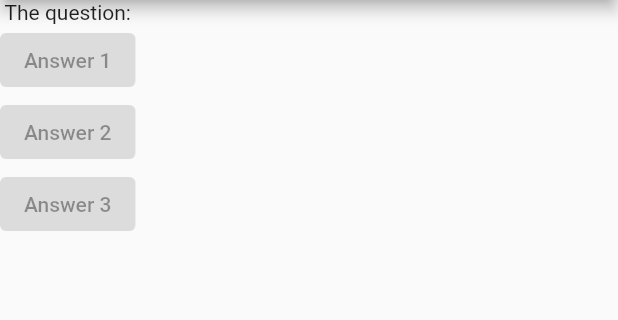
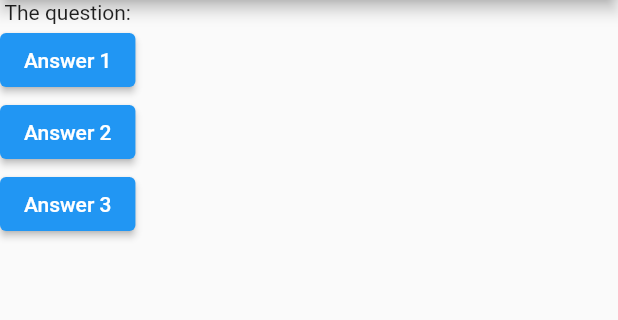
Before and after one commit to Spectari-code/quiz-flutter, a Flutter app: the screen it shows after launch, on a phone screen of 412 x 824 dp, the part 84-404 px from its top. Run offline on Flutter 3.47's test engine with Material 2 defaults, Android fonts, the phone set to English and light mode, and no system bars.

Commit message:
added 3 buttons, temp method

```diff
--- a/lib/main.dart
+++ b/lib/main.dart
@@ -4,6 +4,10 @@ void main() => runApp(MyApp());
 
 class MyApp extends StatelessWidget {
   const MyApp({Key key}) : super(key: key);
+
+  void answerQuestion() {
+    print("Answer chosen!");
+  }
 
   @override
   Widget build(BuildContext context) {
@@ -14,9 +18,12 @@ class MyApp extends StatelessWidget {
         ),
         body: Column(children: <Widget>[
           Text("The question:"),
-          ElevatedButton(onPressed: null, child: Text("Answer 1")),
-          ElevatedButton(onPressed: null, child: Text("Answer 2")),
-          ElevatedButton(onPressed: null, child: Text("Answer 3")),
+          // Pass pointer of answerQuestion not answerQuestion() as that will
+          // excecute the function when passed instead of waiting for button to
+          // be pressed. In short, dont use (), just use the name.
+          ElevatedButton(onPressed: answerQuestion, child: Text("Answer 1")),
+          ElevatedButton(onPressed: answerQuestion, child: Text("Answer 2")),
+          ElevatedButton(onPressed: answerQuestion, child: Text("Answer 3")),
         ]),
       ),
     );
```
